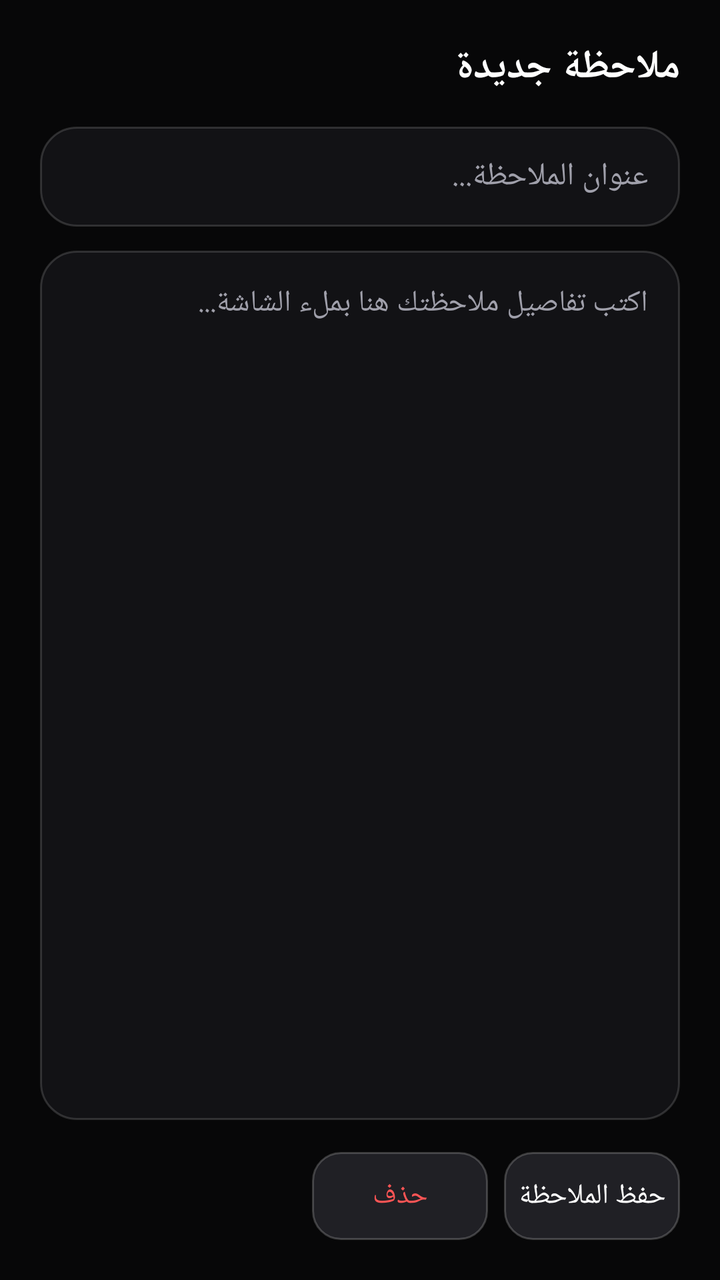
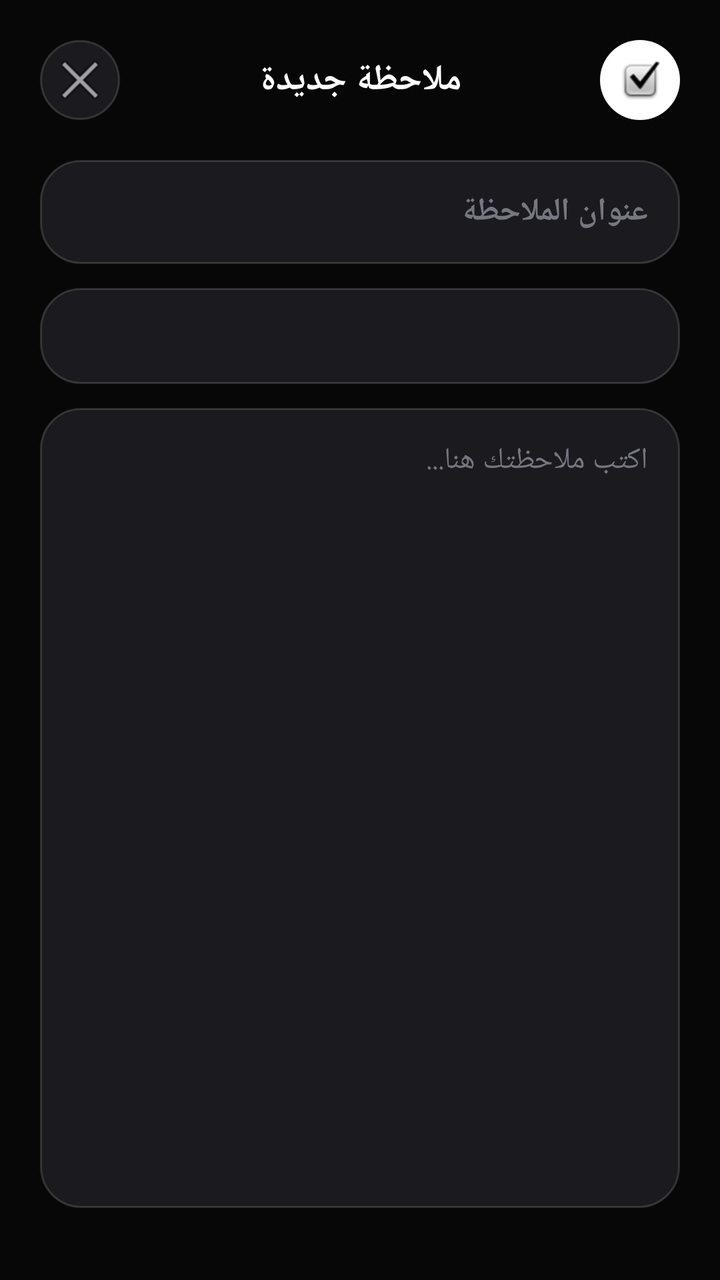

Screens rendered from an Android XML layout before and after an edit, with the pre-edit source and the edit as a unified diff.
<!-- AndroidManifest.xml: application theme Theme.AppCompat.NoActionBar -->
<!-- res/layout/dialog_note_editor.xml -->
<?xml version="1.0" encoding="utf-8"?>
<LinearLayout xmlns:android="http://schemas.android.com/apk/res/android"
    android:layout_width="match_parent"
    android:layout_height="match_parent"
    android:orientation="vertical"
    android:background="@color/bg_main"
    android:padding="20dp">

    <TextView
        android:id="@+id/tvEditorTitle"
        android:layout_width="match_parent"
        android:layout_height="wrap_content"
        android:text="ملاحظة جديدة"
        android:textColor="@color/text_primary"
        android:textSize="20sp"
        android:textStyle="bold"
        android:paddingBottom="16dp" />

    <EditText
        android:id="@+id/etNoteTitle"
        android:layout_width="match_parent"
        android:layout_height="50dp"
        android:background="@drawable/bg_glass_card"
        android:hint="عنوان الملاحظة..."
        android:textColorHint="@color/text_secondary"
        android:textColor="@color/text_primary"
        android:paddingHorizontal="16dp"
        android:layout_marginBottom="12dp"
        android:textSize="16sp" />

    <EditText
        android:id="@+id/etNoteContent"
        android:layout_width="match_parent"
        android:layout_height="0dp"
        android:layout_weight="1"
        android:background="@drawable/bg_glass_card"
        android:gravity="top|start"
        android:hint="اكتب تفاصيل ملاحظتك هنا بملء الشاشة..."
        android:textColorHint="@color/text_secondary"
        android:textColor="@color/text_primary"
        android:padding="16dp"
        android:layout_marginBottom="16dp"
        android:textSize="15sp" />

    <LinearLayout
        android:layout_width="match_parent"
        android:layout_height="wrap_content"
        android:orientation="horizontal"
        android:gravity="end">

        <Button
            android:id="@+id/btnDeleteNote"
            android:layout_width="wrap_content"
            android:layout_height="44dp"
            android:background="@drawable/bg_glass_button"
            android:text="حذف"
            android:textColor="#FF5555"
            android:layout_marginEnd="8dp" />

        <Button
            android:id="@+id/btnSaveNote"
            android:layout_width="wrap_content"
            android:layout_height="44dp"
            android:background="@drawable/bg_glass_button"
            android:text="حفظ الملاحظة"
            android:textColor="@color/text_primary" />
    </LinearLayout>

</LinearLayout>
<!-- resources referenced by this layout -->
<resources>
  <color name="bg_main">#070708</color>
  <color name="text_primary">#FFFFFF</color>
  <color name="text_secondary">#A0A0AB</color>
  <!-- drawable bg_glass_button (drawable) -->
  <?xml version="1.0" encoding="utf-8"?>
  <shape xmlns:android="http://schemas.android.com/apk/res/android"
      android:shape="rectangle">
      <solid android:color="#202025" />
      <corners android:radius="14dp" />
      <stroke android:width="1dp" android:color="#33FFFFFF" />
  </shape>
  <!-- drawable bg_glass_card (drawable) -->
  <?xml version="1.0" encoding="utf-8"?>
  <shape xmlns:android="http://schemas.android.com/apk/res/android"
      android:shape="rectangle">
      <solid android:color="#BE16161A" />
      <corners android:radius="18dp" />
      <stroke android:width="1dp" android:color="#26FFFFFF" />
  </shape>
</resources>

<!-- the commit's change to res/layout/dialog_note_editor.xml (unified diff, before → after) -->
@@ -3,67 +3,89 @@
     android:layout_width="match_parent"
     android:layout_height="match_parent"
     android:orientation="vertical"
-    android:background="@color/bg_main"
+    android:background="#070708"
     android:padding="20dp">
 
-    <TextView
-        android:id="@+id/tvEditorTitle"
+    <LinearLayout
         android:layout_width="match_parent"
         android:layout_height="wrap_content"
-        android:text="ملاحظة جديدة"
-        android:textColor="@color/text_primary"
-        android:textSize="20sp"
-        android:textStyle="bold"
-        android:paddingBottom="16dp" />
+        android:orientation="horizontal"
+        android:gravity="center_vertical"
+        android:layout_marginBottom="20dp">
+
+        <ImageButton
+            android:id="@+id/btnCloseEditor"
+            android:layout_width="40dp"
+            android:layout_height="40dp"
+            android:background="@drawable/bg_chip_normal"
+            android:src="@android:drawable/ic_menu_close_clear_cancel"
+            android:contentDescription="Close" />
+
+        <TextView
+            android:id="@+id/tvEditorTitle"
+            android:layout_width="0dp"
+            android:layout_height="wrap_content"
+            android:layout_weight="1"
+            android:gravity="center"
+            android:text="ملاحظة جديدة"
+            android:textColor="#FFFFFF"
+            android:textSize="18sp"
+            android:textStyle="bold" />
+
+        <ImageButton
+            android:id="@+id/btnSaveNote"
+            android:layout_width="40dp"
+            android:layout_height="40dp"
+            android:background="@drawable/bg_chip_active"
+            android:src="@android:drawable/checkbox_on_background"
+            android:contentDescription="Save" />
+    </LinearLayout>
 
     <EditText
         android:id="@+id/etNoteTitle"
         android:layout_width="match_parent"
-        android:layout_height="50dp"
-        android:background="@drawable/bg_glass_card"
-        android:hint="عنوان الملاحظة..."
-        android:textColorHint="@color/text_secondary"
-        android:textColor="@color/text_primary"
+        android:layout_height="52dp"
+        android:background="@drawable/bg_chip_normal"
+        android:hint="عنوان الملاحظة"
+        android:textColor="#FFFFFF"
+        android:textColorHint="#777780"
+        android:textSize="16sp"
+        android:textStyle="bold"
         android:paddingHorizontal="16dp"
         android:layout_marginBottom="12dp"
-        android:textSize="16sp" />
+        android:inputType="text" />
+
+    <Spinner
+        android:id="@+id/spinnerCategory"
+        android:layout_width="match_parent"
+        android:layout_height="48dp"
+        android:background="@drawable/bg_chip_normal"
+        android:paddingHorizontal="12dp"
+        android:layout_marginBottom="12dp" />
 
     <EditText
         android:id="@+id/etNoteContent"
         android:layout_width="match_parent"
         android:layout_height="0dp"
         android:layout_weight="1"
-        android:background="@drawable/bg_glass_card"
+        android:background="@drawable/bg_chip_normal"
         android:gravity="top|start"
-        android:hint="اكتب تفاصيل ملاحظتك هنا بملء الشاشة..."
-        android:textColorHint="@color/text_secondary"
-        android:textColor="@color/text_primary"
+        android:hint="اكتب ملاحظتك هنا..."
+        android:textColor="#FFFFFF"
+        android:textColorHint="#777780"
+        android:textSize="15sp"
         android:padding="16dp"
         android:layout_marginBottom="16dp"
-        android:textSize="15sp" />
+        android:inputType="textMultiLine" />
 
-    <LinearLayout
+    <Button
+        android:id="@+id/btnDeleteNote"
         android:layout_width="match_parent"
-        android:layout_height="wrap_content"
-        android:orientation="horizontal"
-        android:gravity="end">
-
-        <Button
-            android:id="@+id/btnDeleteNote"
-            android:layout_width="wrap_content"
-            android:layout_height="44dp"
-            android:background="@drawable/bg_glass_button"
-            android:text="حذف"
-            android:textColor="#FF5555"
-            android:layout_marginEnd="8dp" />
-
-        <Button
-            android:id="@+id/btnSaveNote"
-            android:layout_width="wrap_content"
-            android:layout_height="44dp"
-            android:background="@drawable/bg_glass_button"
-            android:text="حفظ الملاحظة"
-            android:textColor="@color/text_primary" />
-    </LinearLayout>
+        android:layout_height="48dp"
+        android:background="@drawable/bg_chip_normal"
+        android:text="حذف الملاحظة"
+        android:textColor="#FF5555"
+        android:textSize="15sp"
+        android:visibility="gone" />
 
 </LinearLayout>
<!-- resource entries referenced after the edit -->
@@ -1,22 +1,18 @@
 <!-- resources referenced by this layout -->
 <resources>
-  <color name="bg_main">#070708</color>
-  <color name="text_primary">#FFFFFF</color>
-  <color name="text_secondary">#A0A0AB</color>
-  <!-- drawable bg_glass_button (drawable) -->
+  <!-- drawable bg_chip_active (drawable) -->
   <?xml version="1.0" encoding="utf-8"?>
   <shape xmlns:android="http://schemas.android.com/apk/res/android"
       android:shape="rectangle">
-      <solid android:color="#202025" />
-      <corners android:radius="14dp" />
-      <stroke android:width="1dp" android:color="#33FFFFFF" />
+      <solid android:color="#FFFFFF" />
+      <corners android:radius="20dp" />
   </shape>
-  <!-- drawable bg_glass_card (drawable) -->
+  <!-- drawable bg_chip_normal (drawable) -->
   <?xml version="1.0" encoding="utf-8"?>
   <shape xmlns:android="http://schemas.android.com/apk/res/android"
       android:shape="rectangle">
-      <solid android:color="#BE16161A" />
-      <corners android:radius="18dp" />
+      <solid android:color="#1A1A1F" />
+      <corners android:radius="20dp" />
       <stroke android:width="1dp" android:color="#26FFFFFF" />
   </shape>
 </resources>
